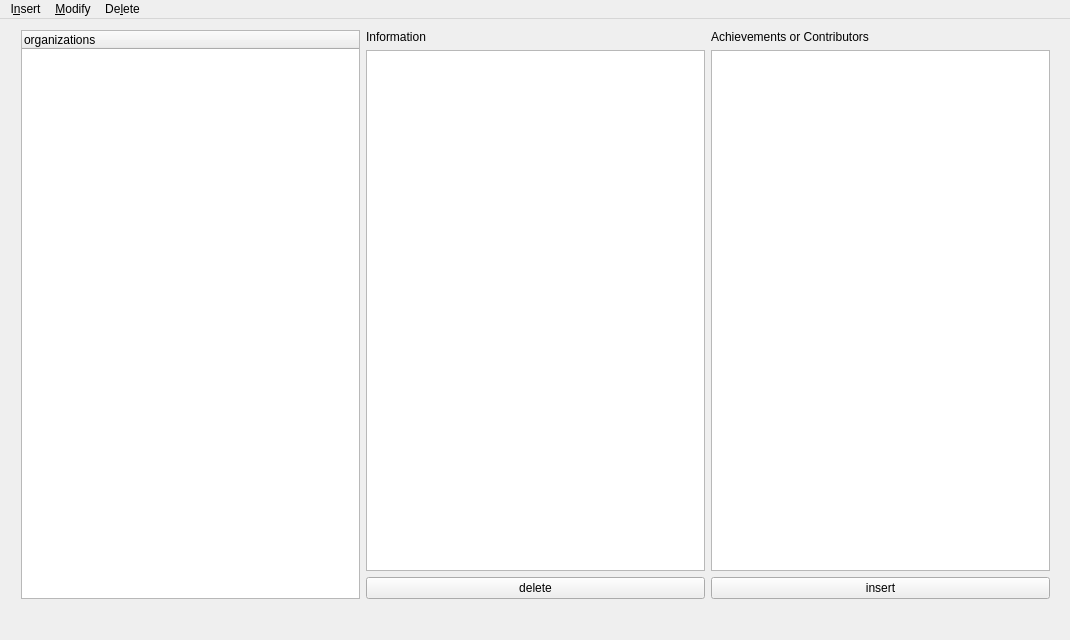
Old version of the form gui/mainwindow.ui in the repository qjy981010/qjy_c_task.
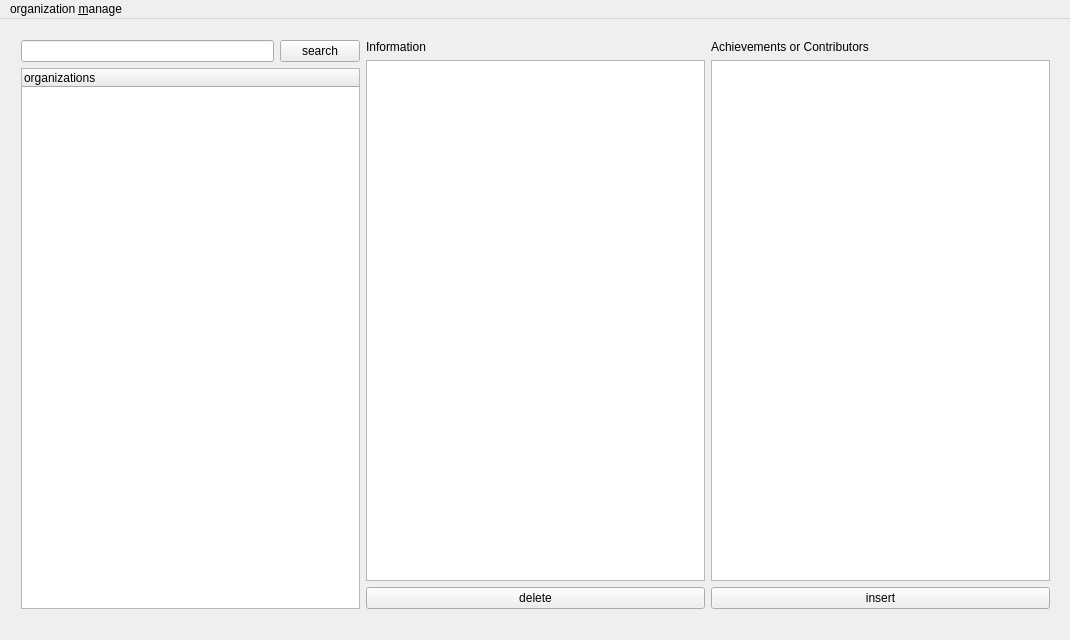
New version of the form.

Diff of the .ui file:
```diff
--- a/gui/mainwindow.ui
+++ b/gui/mainwindow.ui
@@ -14,24 +14,54 @@
    <string>MainWindow</string>
   </property>
   <widget class="QWidget" name="centralWidget">
-   <widget class="QWidget" name="">
+   <widget class="QWidget" name="layoutWidget">
     <property name="geometry">
      <rect>
       <x>10</x>
-      <y>0</y>
+      <y>10</y>
       <width>1051</width>
       <height>591</height>
      </rect>
     </property>
     <layout class="QHBoxLayout" name="horizontalLayout">
      <item>
-      <widget class="QTreeWidget" name="treeWidget">
-       <column>
-        <property name="text">
-         <string>organizations</string>
-        </property>
-       </column>
-      </widget>
+      <layout class="QVBoxLayout" name="verticalLayout_3"/>
+     </item>
+     <item>
+      <layout class="QVBoxLayout" name="verticalLayout_4">
+       <item>
+        <layout class="QHBoxLayout" name="horizontalLayout_2">
+         <item>
+          <widget class="QLineEdit" name="searchLine"/>
+         </item>
+         <item>
+          <widget class="QPushButton" name="searchButton">
+           <property name="text">
+            <string>search</string>
+           </property>
+           <property name="shortcut">
+            <string>Enter, Return</string>
+           </property>
+           <property name="autoDefault">
+            <bool>false</bool>
+           </property>
+           <property name="default">
+            <bool>false</bool>
+           </property>
+          </widget>
+         </item>
+        </layout>
+       </item>
+       <item>
+        <widget class="QTreeWidget" name="treeWidget">
+         <column>
+          <property name="text">
+           <string>organizations</string>
+          </property>
+         </column>
+        </widget>
+       </item>
+      </layout>
      </item>
      <item>
       <layout class="QVBoxLayout" name="verticalLayout_2">
@@ -87,33 +117,15 @@
      <height>30</height>
     </rect>
    </property>
-   <widget class="QMenu" name="menuModify">
-    <property name="title">
-     <string>&amp;Modify</string>
-    </property>
-    <addaction name="actionModify_organization"/>
-    <addaction name="actionModify_achievement"/>
-    <addaction name="actionModify_contributor"/>
-   </widget>
-   <widget class="QMenu" name="menuDelete">
-    <property name="title">
-     <string>De&amp;lete</string>
-    </property>
-    <addaction name="actionDelete_organization"/>
-    <addaction name="actionDelete_achievement"/>
-    <addaction name="actionDelete_contributor"/>
-   </widget>
    <widget class="QMenu" name="menuInsert">
     <property name="title">
-     <string>I&amp;nsert</string>
+     <string>organization &amp;manage</string>
     </property>
     <addaction name="actionInsert_organization"/>
     <addaction name="actionInsert_achievement"/>
     <addaction name="actionInsert_contributor"/>
    </widget>
    <addaction name="menuInsert"/>
-   <addaction name="menuModify"/>
-   <addaction name="menuDelete"/>
   </widget>
   <action name="actionModify_organization">
    <property name="text">
```
Left out of the diff: 2 changed lines with no effect on the pictures.
